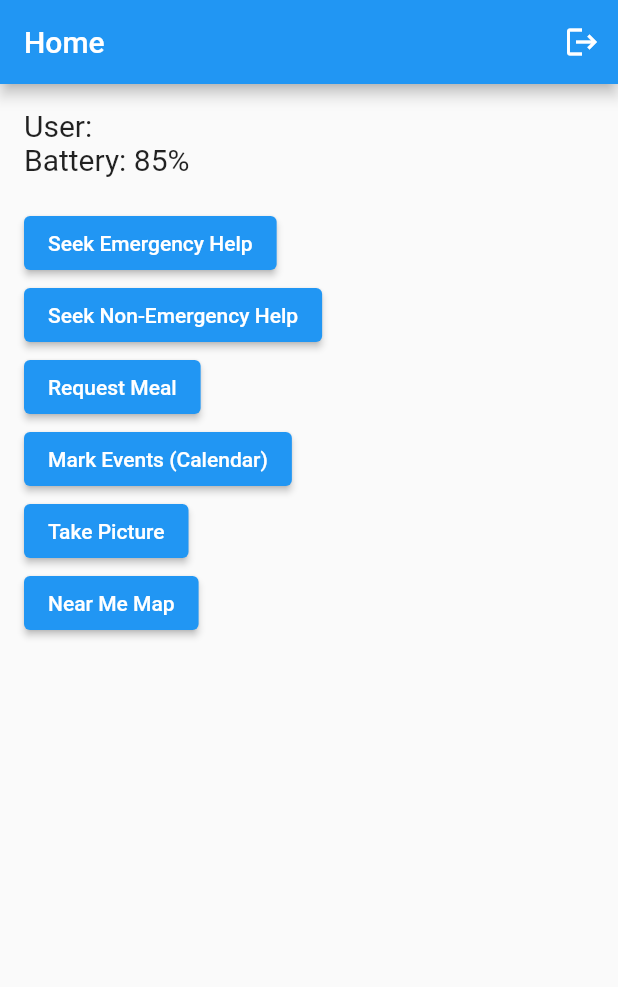
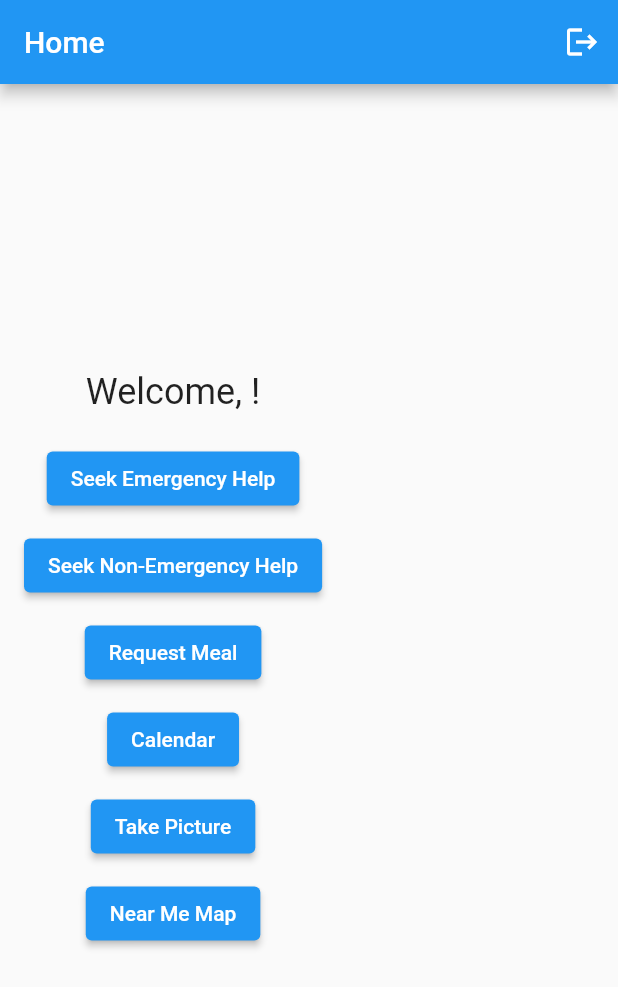
Before and after one commit to LaquintonChunn/project1_mobdev_laquinton_917590789, a Flutter app: the screen it shows after launch, after a tap on "Login", on a phone screen of 412 x 824 dp. Shown: the top 987 px of the screen. Run offline on Flutter 3.47's test engine with Material 2 defaults, Android fonts, the phone set to English and light mode, and no system bars.

Commit message:
updated complete project

```diff
--- a/lib/home_screen.dart
+++ b/lib/home_screen.dart
@@ -14,49 +14,71 @@ class HomeScreen extends StatelessWidget {
           IconButton(
             icon: Icon(Icons.logout),
             onPressed: () {
+              // Navigate back to the login screen
+
               Navigator.pushReplacementNamed(context, '/login');
             },
-          )
+          ),
         ],
       ),
       body: Padding(
         padding: const EdgeInsets.all(16.0),
         child: Column(
-          crossAxisAlignment: CrossAxisAlignment.start,
+          mainAxisAlignment: MainAxisAlignment.center,
           children: <Widget>[
-            Text('User: $username', style: TextStyle(fontSize: 20)),
-            Text('Battery: 85%', style: TextStyle(fontSize: 20)),
+            // Display the username
+
+            Text('Welcome, $username!', style: TextStyle(fontSize: 24)),
+
             SizedBox(height: 20),
+
+            // Buttons for navigation
+
             ElevatedButton(
               onPressed: () {
                 Navigator.pushNamed(context, '/emergency');
               },
               child: Text('Seek Emergency Help'),
             ),
+
+            SizedBox(height: 10),
+
             ElevatedButton(
               onPressed: () {
                 Navigator.pushNamed(context, '/nonEmergency');
               },
               child: Text('Seek Non-Emergency Help'),
             ),
+
+            SizedBox(height: 10),
+
             ElevatedButton(
               onPressed: () {
                 Navigator.pushNamed(context, '/requestMeal');
               },
               child: Text('Request Meal'),
             ),
+
+            SizedBox(height: 10),
+
             ElevatedButton(
               onPressed: () {
                 Navigator.pushNamed(context, '/calendar');
               },
-              child: Text('Mark Events (Calendar)'),
+              child: Text('Calendar'),
             ),
+
+            SizedBox(height: 10),
+
             ElevatedButton(
               onPressed: () {
                 Navigator.pushNamed(context, '/takePicture');
               },
               child: Text('Take Picture'),
             ),
+
+            SizedBox(height: 10),
+
             ElevatedButton(
               onPressed: () {
                 Navigator.pushNamed(context, '/nearMeMap');
```
Also changed, not shown: lib/login_screen.dart (+7 -0 lines), lib/main.dart (+12 -1 lines), pubspec.yaml (+7 -7 lines), 1 other file.
